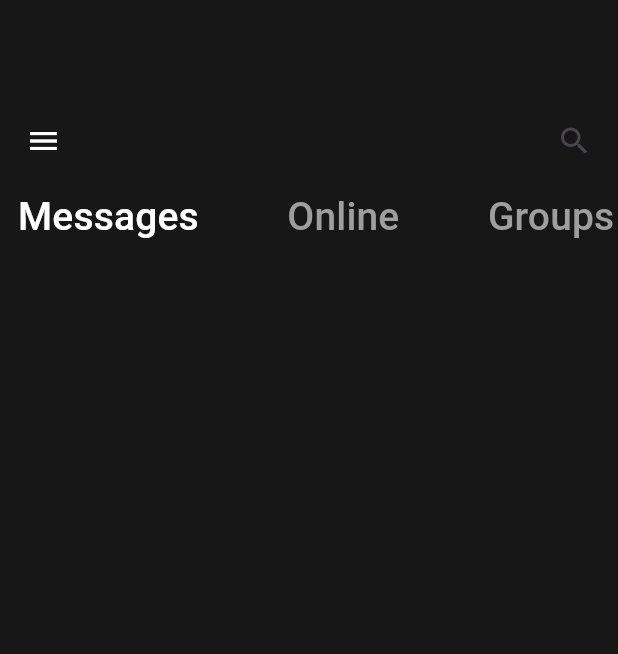
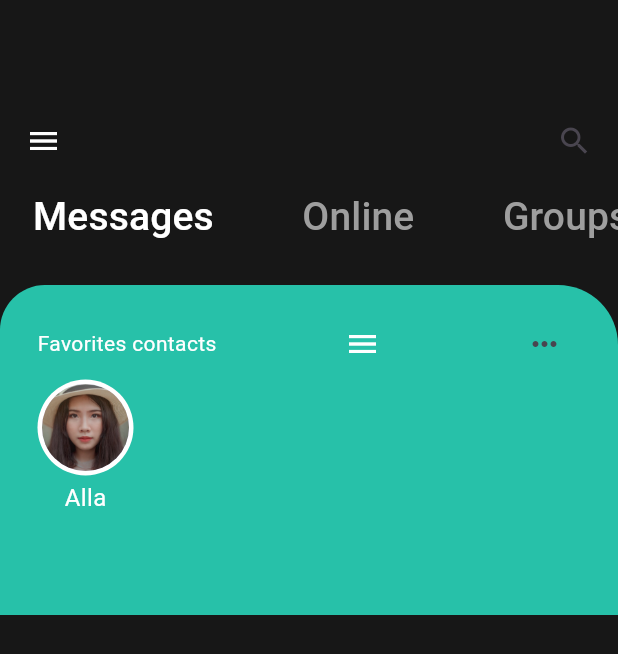
Before and after one commit to Darrylwin/chat_ui, a Flutter app: the screen it shows after launch, on a phone screen of 412 x 824 dp. Shown: the top 654 px of the screen. Run offline on Flutter 3.47's test engine with Material 3 defaults, Android fonts, the phone set to English and light mode, and no system bars.

Commit message:
section 'alla' et specification du chemin vers asset/images/

```diff
--- a/lib/main.dart
+++ b/lib/main.dart
@@ -32,7 +32,9 @@ class _MyHomePageState extends State<MyHomePage> {
   Widget build(BuildContext context) {
     return Scaffold(
       backgroundColor: const Color(0xFF171717),
-      body: Column(
+      body: Stack(
+        children: [
+          Column(
             children: [
               Padding(
                 padding: const EdgeInsets.only(
@@ -61,6 +63,9 @@ class _MyHomePageState extends State<MyHomePage> {
                 height: 50,
                 child: ListView(
                   scrollDirection: Axis.horizontal,
+                  padding: const EdgeInsets.only(
+                    left: 10,
+                  ),
                   children: [
                     TextButton(
                       onPressed: () {},
@@ -107,6 +112,83 @@ class _MyHomePageState extends State<MyHomePage> {
               ),
             ],
           ),
+          Positioned(
+            top: 190,
+            left: 0,
+            right: 0,
+            child: Container(
+              padding: EdgeInsets.only(
+                top: 15,
+                left: 25,
+                right: 25,
+              ),
+              height: 220,
+              decoration: BoxDecoration(
+                color: Color(0xFF27c1A9),
+                borderRadius: BorderRadius.only(
+                    topLeft: Radius.circular(30),
+                    topRight: Radius.circular(40)),
+              ),
+              child: Column(
+                children: [
+                  Row(
+                    mainAxisAlignment: MainAxisAlignment.spaceBetween,
+                    children: [
+                      Text(
+                        "Favorites contacts",
+                        style: TextStyle(
+                          color: Colors.white,
+                        ),
+                      ),
+                      IconButton(
+                        onPressed: () {},
+                        icon: const Icon(
+                          Icons.menu,
+                          color: Colors.white,
+                        ),
+                      ),
+                      IconButton(
+                        onPressed: () {},
+                        icon: const Icon(Icons.more_horiz),
+                      ),
+                    ],
+                  ),
+                  SizedBox(
+                    height: 90,
+                    child: ListView(
+                      scrollDirection: Axis.horizontal,
+                      children: [
+                        Column(
+                          children: [
+                            CircleAvatar(
+                              radius: 32,
+                              backgroundColor: Colors.white,
+                              child: CircleAvatar(
+                                radius: 29,
+                                backgroundImage:
+                                    Image.asset("assets/images/img1.jpeg")
+                                        .image,
+                              ),
+                            ),
+                            SizedBox(height: 3),
+                            Text(
+                              "Alla",
+                              style: TextStyle(
+                                color: Colors.white,
+                                fontSize: 16,
+                              ),
+                            ),
+                          ],
+                        ),
+                      ],
+                    ),
+                  ),
+                ],
+              ),
+            ),
+          ),
+        ],
+      ),
     );
   }
 }
--- a/pubspec.yaml
+++ b/pubspec.yaml
@@ -60,7 +60,7 @@ flutter:
 
   # To add assets to your application, add an assets section, like this:
   assets:
-     - assets/images
+     - assets/images/
   #   - images/a_dot_ham.jpeg
 
   # An image asset can refer to one or more resolution-specific "variants", see
```
Lines whose indentation alone changed are shown as unchanged.
